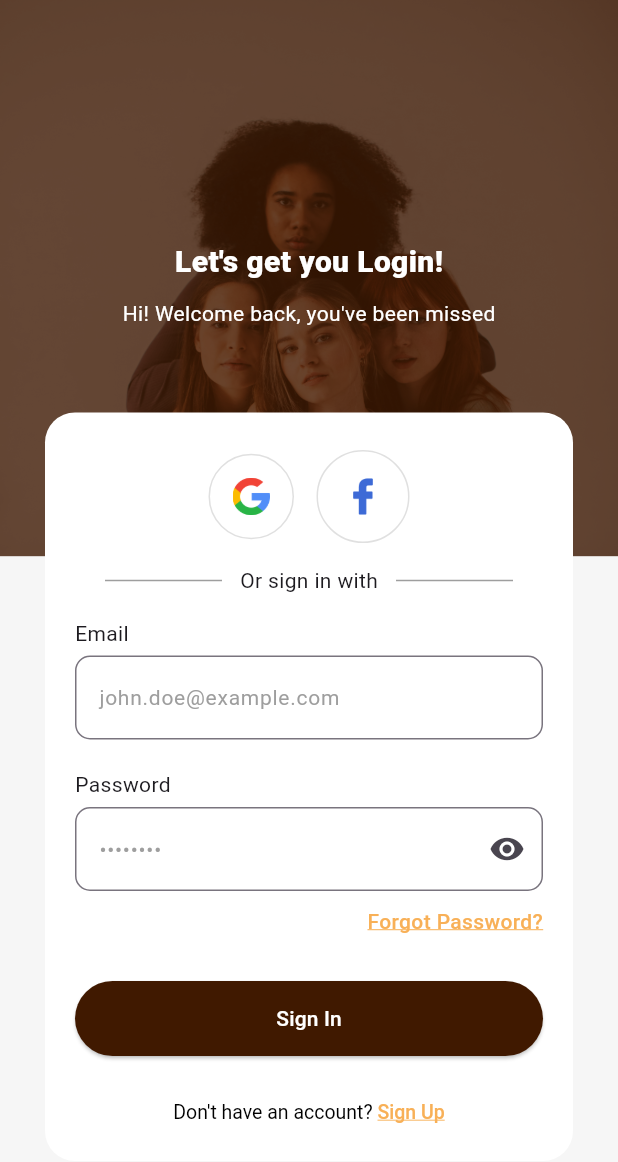
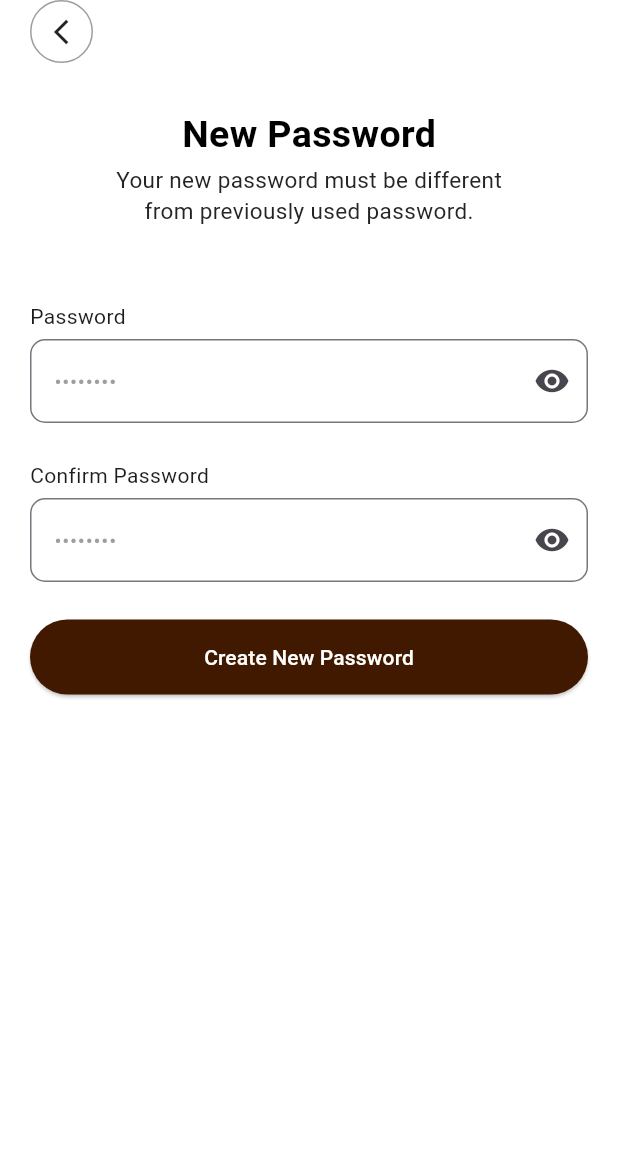
Before and after one commit to Nelson-Chinedu/daza_store, a Flutter app: the LoginView screen opened directly, after a tap on "Forgot Password?", on a phone screen of 412 x 824 dp. Shown: the top 1162 px of the screen. Run offline on Flutter 3.47's test engine with Material 3 defaults, Android fonts, the phone set to English and light mode, and no system bars; our stand-ins replace get_it, lottie, smooth_page_indicator, stacked, stacked_services.

Commit message:
feat: forgot password screen

```diff
--- /dev/null
+++ b/lib/features/auth/ForgotPassword/forgot_password_view.dart
@@ -0,0 +1,143 @@
+import 'package:daza_store_commerce/features/auth/ForgotPassword/forgot_password_viewmodel.dart';
+import 'package:daza_store_commerce/shared/widgets/button/button_view.dart';
+import 'package:flutter/material.dart';
+import 'package:stacked/stacked.dart';
+
+class ForgotPasswordView extends StatelessWidget {
+  const ForgotPasswordView({super.key});
+
+  @override
+  Widget build(BuildContext context) {
+    return ViewModelBuilder<ForgotPasswordViewModel>.reactive(
+      viewModelBuilder: () => ForgotPasswordViewModel(),
+      builder: (context, model, child) {
+        return Scaffold(
+          backgroundColor: Colors.white,
+          body: SafeArea(
+            child: SingleChildScrollView(
+              child: Padding(
+                padding: const EdgeInsets.symmetric(horizontal: 20),
+                child: Column(
+                  crossAxisAlignment: CrossAxisAlignment.start,
+                  children: [
+                    GestureDetector(
+                      onTap: model.navigateToSignIn,
+                      child: Container(
+                        decoration: BoxDecoration(
+                          shape: BoxShape.circle,
+                          border: BoxBorder.all(color: Colors.grey),
+                        ),
+                        child: Padding(
+                          padding: const EdgeInsets.all(10),
+                          child: Icon(Icons.arrow_back_ios_sharp, size: 20),
+                        ),
+                      ),
+                    ),
+                    const SizedBox(height: 30),
+                    Center(
+                      child: Column(
+                        children: [
+                          Text(
+                            'New Password',
+                            style: TextStyle(
+                              fontSize: 25,
+                              fontWeight: FontWeight.w600,
+                              color: Colors.black,
+                            ),
+                          ),
+                          const SizedBox(height: 1),
+                          Text(
+                            'Your new password must be different',
+                            style: TextStyle(
+                              color: Color(0xFF242424),
+                              fontSize: 15,
+                            ),
+                          ),
+                          Text(
+                            'from previously used password.',
+                            style: TextStyle(
+                              color: Color(0xFF242424),
+                              fontSize: 15,
+                            ),
+                          ),
+                          const SizedBox(height: 50),
+                          Column(
+                            crossAxisAlignment: CrossAxisAlignment.start,
+                            children: [
+                              Text('Password'),
+                              const SizedBox(height: 5),
+                              TextField(
+                                focusNode: model.passwordFocus,
+                                keyboardType: TextInputType.text,
+                                textInputAction: TextInputAction.next,
+                                obscureText: true,
+                                decoration: InputDecoration(
+                                  hintText: '••••••••',
+                                  hintStyle: TextStyle(
+                                    fontSize: 14,
+                                    color: Colors.grey,
+                                  ),
+                                  border: OutlineInputBorder(
+                                    borderRadius: BorderRadius.circular(10),
+                                  ),
+                                  suffixIcon: IconButton(
+                                    onPressed: () {},
+                                    icon: Icon(Icons.visibility),
+                                  ),
+                                ),
+                                onSubmitted: (_) {
+                                  FocusScope.of(
+                                    context,
+                                  ).requestFocus(model.confirmPasswordFocus);
+                                },
+                              ),
+                            ],
+                          ),
+                          const SizedBox(height: 25),
+                          Column(
+                            crossAxisAlignment: CrossAxisAlignment.start,
+                            children: [
+                              Text('Confirm Password'),
+                              const SizedBox(height: 5),
+                              TextField(
+                                focusNode: model.confirmPasswordFocus,
+                                keyboardType: TextInputType.text,
+                                obscureText: true,
+                                decoration: InputDecoration(
+                                  hintText: '••••••••',
+                                  hintStyle: TextStyle(
+                                    fontSize: 14,
+                                    color: Colors.grey,
+                                  ),
+                                  border: OutlineInputBorder(
+                                    borderRadius: BorderRadius.circular(10),
+                                  ),
+                                  suffixIcon: IconButton(
+                                    onPressed: () {},
+                                    icon: Icon(Icons.visibility),
+                                  ),
+                                ),
+                              ),
+                            ],
+                          ),
+                          const SizedBox(height: 25),
+                          SizedBox(
+                            width: double.infinity,
+                            child: Button(
+                              label: 'Create New Password',
+                              onPressed: () {},
+                            ),
+                          ),
+                        ],
+                      ),
+                    ),
+                  ],
+                ),
+              ),
+            ),
+          ),
+        );
+      },
+    );
+  }
+}
--- /dev/null
+++ b/lib/features/auth/ForgotPassword/forgot_password_viewmodel.dart
@@ -0,0 +1,19 @@
+import 'package:daza_store_commerce/app/locator.dart';
+import 'package:daza_store_commerce/features/auth/Login/view/login_view.dart';
+import 'package:flutter/widgets.dart';
+import 'package:stacked/stacked.dart';
+import 'package:stacked_services/stacked_services.dart';
+
+class ForgotPasswordViewModel extends ReactiveViewModel {
+  final passwordFocus = FocusNode();
+  final confirmPasswordFocus = FocusNode();
+
+  final navigationService = locator<NavigationService>();
+
+  void navigateToSignIn() {
+    navigationService.navigateToView(LoginView());
+  }
+
+  @override
+  List<ListenableServiceMixin> get listenableServices => [];
+}
--- a/lib/features/auth/Login/view/login_view.dart
+++ b/lib/features/auth/Login/view/login_view.dart
@@ -18,7 +18,7 @@ class LoginView extends StatelessWidget {
       viewModelBuilder: () => LoginViewModel(),
       builder: (context, model, child) {
         return Scaffold(
-          resizeToAvoidBottomInset: false,
+          // resizeToAvoidBottomInset: false,
           backgroundColor: Color(0xFFF6F6F6),
           body: SingleChildScrollView(
             child: SizedBox(
@@ -121,7 +121,9 @@ class LoginView extends StatelessWidget {
                             mainAxisAlignment: MainAxisAlignment.end,
                             children: [
                               GestureDetector(
-                                onTap: () {},
+                                onTap: () {
+                                  model.navigateToForgotPassword();
+                                },
                                 child: Text(
                                   'Forgot Password?',
                                   style: TextStyle(
--- a/lib/features/auth/Login/view/login_viewmodel.dart
+++ b/lib/features/auth/Login/view/login_viewmodel.dart
@@ -1,4 +1,5 @@
 import 'package:daza_store_commerce/app/locator.dart';
+import 'package:daza_store_commerce/features/auth/ForgotPassword/forgot_password_view.dart';
 import 'package:daza_store_commerce/features/auth/Signup/view/signup_view.dart';
 import 'package:stacked/stacked.dart';
 import 'package:stacked_services/stacked_services.dart';
@@ -10,6 +11,10 @@ class LoginViewModel extends ReactiveViewModel {
     navigationService.navigateToView(SignupView());
   }
 
+  void navigateToForgotPassword() {
+    navigationService.navigateToView(ForgotPasswordView());
+  }
+
   @override
   List<ListenableServiceMixin> get listenableServices => [];
 }
--- a/lib/features/auth/Signup/view/signup_view.dart
+++ b/lib/features/auth/Signup/view/signup_view.dart
@@ -18,7 +18,7 @@ class SignupView extends StatelessWidget {
       viewModelBuilder: () => SignupViewModel(),
       builder: (context, model, child) {
         return Scaffold(
-          resizeToAvoidBottomInset: false,
+          // resizeToAvoidBottomInset: false,
           backgroundColor: Color(0xFFF6F6F6),
           body: SingleChildScrollView(
             child: SizedBox(
```
